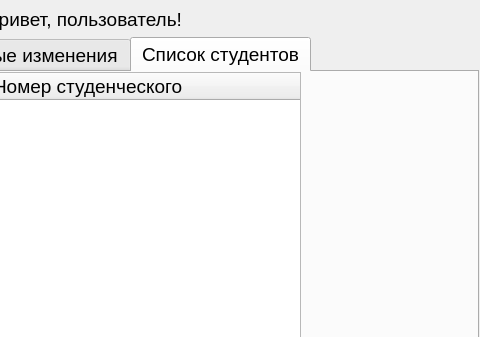
Above: ui/work.ui from Skotmak/desktop_manager_vk_bot before the change; both pictures show x 321 to 801 and y 0 to 337 of the 801 by 690 pixel window. Below: the same form after it.
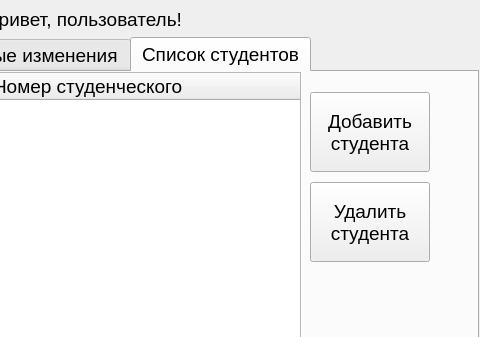
That is the form after the change. The open tabs and pages were chosen to show the change.

Commit message:
add window 'add_stud'
you need to complete develompment window 'add_stud'

Diff of the .ui file:
```diff
--- a/ui/work.ui
+++ b/ui/work.ui
@@ -639,6 +639,34 @@
           </property>
          </column>
         </widget>
+        <widget class="QPushButton" name="pushButton">
+         <property name="geometry">
+          <rect>
+           <x>620</x>
+           <y>20</y>
+           <width>120</width>
+           <height>80</height>
+          </rect>
+         </property>
+         <property name="text">
+          <string>Добавить
+студента</string>
+         </property>
+        </widget>
+        <widget class="QPushButton" name="pushButton_2">
+         <property name="geometry">
+          <rect>
+           <x>620</x>
+           <y>110</y>
+           <width>120</width>
+           <height>80</height>
+          </rect>
+         </property>
+         <property name="text">
+          <string>Удалить
+студента</string>
+         </property>
+        </widget>
        </widget>
       </widget>
      </item>
```
Left out of the diff: 6 changed lines with no effect on the pictures. The commit also changes 7 other files.
